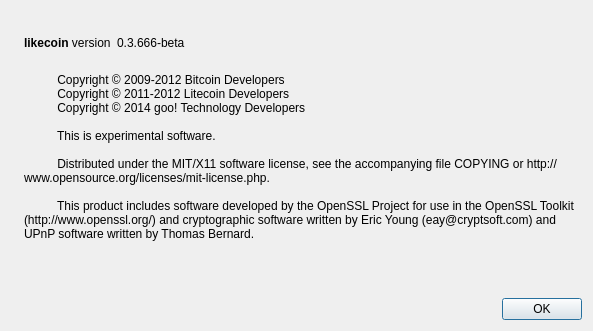
First picture: the form in src/qt/forms/aboutdialog.ui, repository goo-technology/point, before the edit.
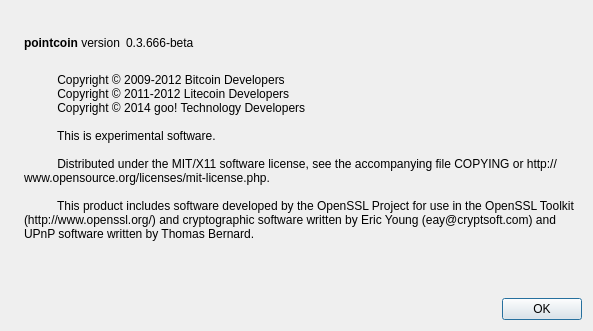
Second picture: the form after the edit. Icons and pictures are not drawn.

What changed in the file:
```diff
--- a/src/qt/forms/aboutdialog.ui
+++ b/src/qt/forms/aboutdialog.ui
@@ -50,7 +50,7 @@
           <cursorShape>IBeamCursor</cursorShape>
          </property>
          <property name="text">
-          <string>&lt;b&gt;likecoin&lt;/b&gt; version</string>
+          <string>&lt;b&gt;pointcoin&lt;/b&gt; version</string>
          </property>
          <property name="textInteractionFlags">
           <set>Qt::LinksAccessibleByMouse|Qt::TextSelectableByKeyboard|Qt::TextSelectableByMouse</set>
```
Left out of the diff: 2 changed lines with no effect on the pictures.
